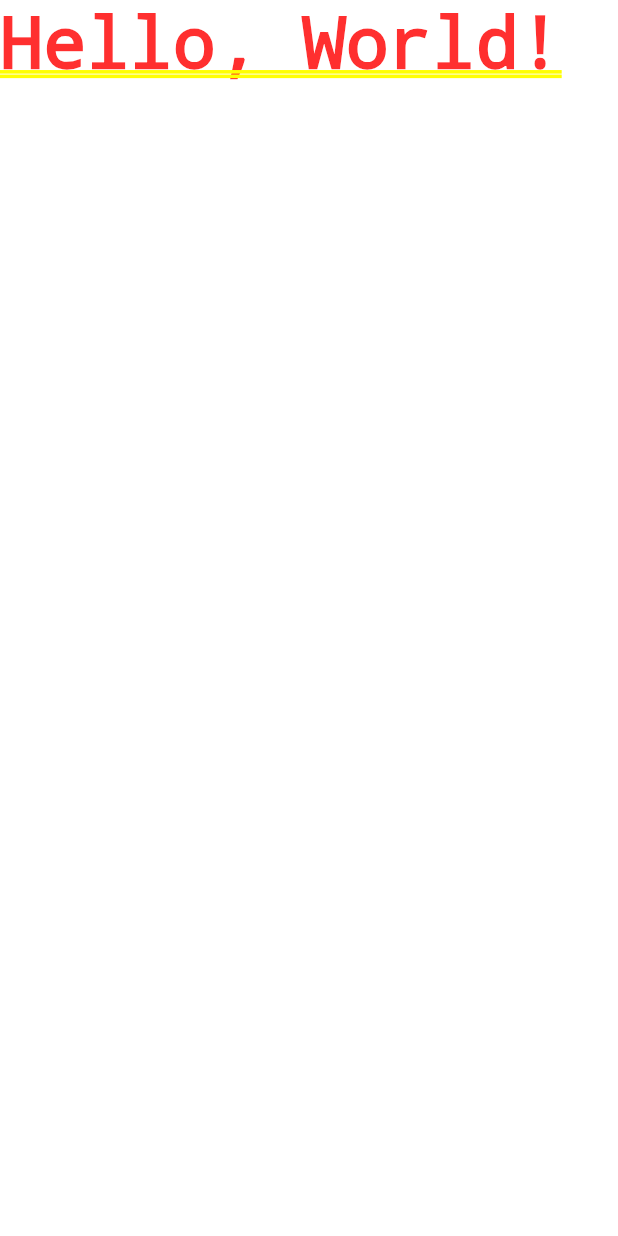
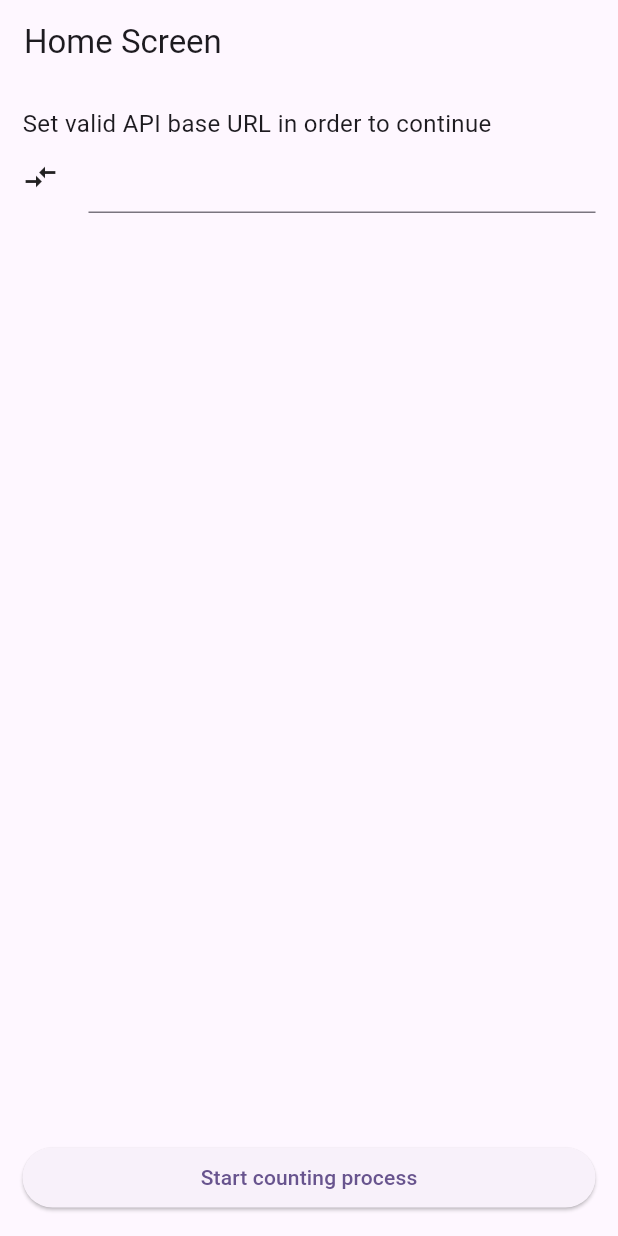
Before and after one commit to aezakmi7/shortest_path_test, a Flutter app: the screen it shows after launch, on a phone screen of 412 x 824 dp. Run offline on Flutter 3.47's test engine with Material 3 defaults, Android fonts, the phone set to English and light mode, and no system bars.

Commit message:
Home Screen Implementation

```diff
--- a/lib/main.dart
+++ b/lib/main.dart
@@ -1,4 +1,6 @@
 import 'package:flutter/material.dart';
+
+import 'screens/home_screen.dart';
 
 void main() {
   runApp(const MyApp());
@@ -26,6 +28,11 @@ class MyHomePage extends StatelessWidget {
 
   @override
   Widget build(BuildContext context) {
-    return const Text('Hello, World!');
+    return Scaffold(
+      appBar: AppBar(
+        title: const Text('Home Screen'),
+      ),
+      body: const HomeScreen(),
+    );
   }
 }
--- /dev/null
+++ b/lib/screens/home_screen.dart
@@ -0,0 +1,41 @@
+import 'package:flutter/material.dart';
+
+class HomeScreen extends StatelessWidget {
+  const HomeScreen({super.key});
+
+  @override
+  Widget build(BuildContext context) {
+    return SafeArea(
+      child: Padding(
+        padding: const EdgeInsets.all(15),
+        child: Column(
+          crossAxisAlignment: CrossAxisAlignment.start,
+          children: [
+            const Text(
+              'Set valid API base URL in order to continue',
+              style: TextStyle(fontSize: 16),
+            ),
+            Row(
+              children: [
+                Icon(Icons.compare_arrows),
+                SizedBox(width: 20),
+                Expanded(child: TextField()),
+              ],
+            ),
+            const Spacer(),
+            Align(
+              alignment: Alignment.bottomCenter,
+              child: SizedBox(
+                width: double.infinity,
+                child: ElevatedButton(
+                  onPressed: () {},
+                  child: const Text('Start counting process'),
+                ),
+              ),
+            ),
+          ],
+        ),
+      ),
+    );
+  }
+}
```
